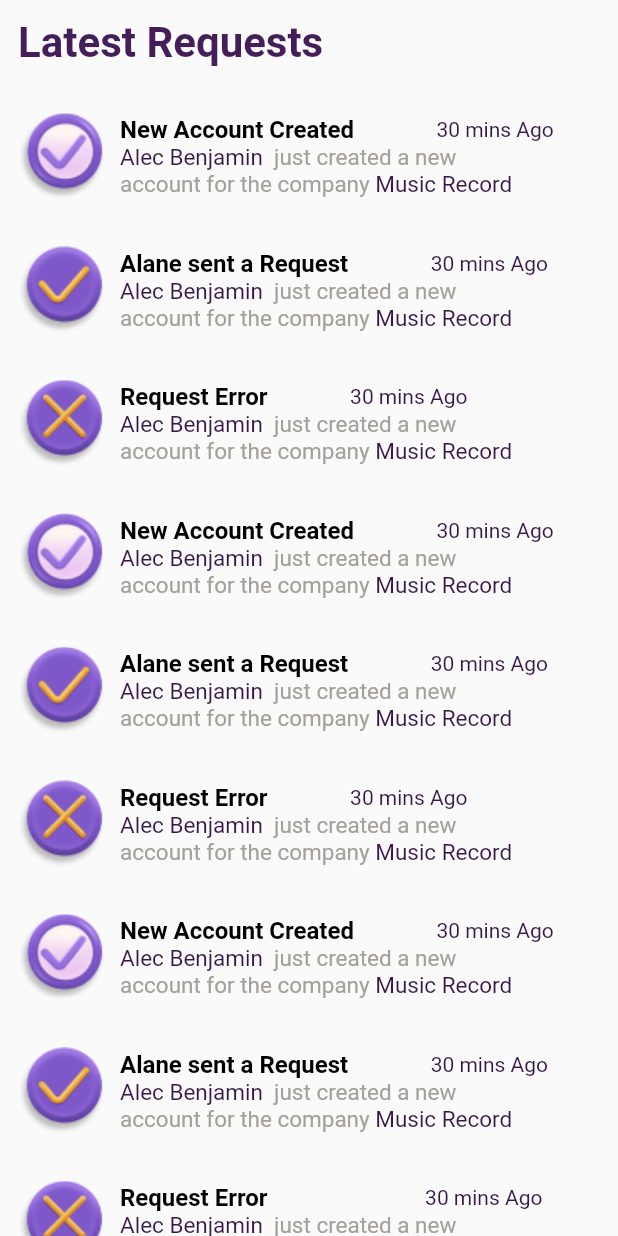
After one commit to Daniel-TheProgrammer/sikatronic_equipment, a Flutter app: the NotificationScreen screen opened directly, on a phone screen of 412 x 824 dp. The commit adds this screen. Run offline on Flutter 3.47's test engine with Material 2 defaults, Android fonts, the phone set to English and light mode, and no system bars; our stand-ins replace cloud_firestore, country_picker, firebase_auth, firebase_core, get, google_fonts; missing offline and left inert: flutter_email_sender; accounts and stored records are empty.

Commit message:
Heading to app completion🚀❤️

```diff
--- /dev/null
+++ b/lib/screens/Notification_screen/notification.dart
@@ -0,0 +1,465 @@
+import 'package:flutter/material.dart';
+
+class NotificationScreen extends StatelessWidget {
+  const NotificationScreen({Key? key}) : super(key: key);
+
+  @override
+  Widget build(BuildContext context) {
+    return Scaffold(
+      body: SingleChildScrollView(
+        child: SafeArea(
+          child: Padding(
+            padding: const EdgeInsets.all(12.0),
+            child: Column(
+              children: [
+                Row(
+                  children: [
+                    Text(
+                      'Latest Requests',
+                      style: TextStyle(
+                          color: Color(0xff441E59),
+                          fontSize: 28,
+                          fontWeight: FontWeight.bold),
+                    ),
+                  ],
+                ),
+                SizedBox(height: 30,),
+
+                Row(
+                  children: [
+Image.asset('assets/imgs/Ellipse 194.png'), SizedBox(width: 10,),
+                    Column(crossAxisAlignment: CrossAxisAlignment.start,
+                      children: [
+                        Row(
+                          children: [
+                            Text(
+                              'New Account Created',
+                              style: TextStyle(
+                                  color: Colors.black,
+                                  fontSize: 16,
+                                  fontWeight: FontWeight.bold),
+                            ),SizedBox(width: 55,),
+                            Text(
+                              '30 mins Ago',
+                              style: TextStyle(
+
+                                  fontSize: 14,
+                                  color: Color(0xff361847),
+                                  fontWeight: FontWeight.normal),
+                            ),
+                          ],
+                        ),
+                        Row(mainAxisAlignment: MainAxisAlignment.start,
+                          children: [
+                            RichText(
+                              text: TextSpan(
+
+                                children: <TextSpan>[
+                                  TextSpan(text: 'Alec Benjamin  ', style: TextStyle( color: Color(0xff361847),fontSize: 30),),
+                                  TextSpan(text: 'just created a new \naccount for the company ', style: TextStyle( fontSize: 30,   color: Color(0xffA3A199),),),
+                                  TextSpan(text: 'Music Record', style: TextStyle(  color: Color(0xff361847),fontSize: 30))
+                                ],
+                              ),
+                              textScaleFactor: 0.5,
+                            ),
+
+
+
+                          ],
+                        ),
+                      ],
+                    ),
+                  ],
+                ),
+                SizedBox(height: 30,),
+
+                Row(
+                  children: [
+                    Image.asset('assets/imgs/Ellipse 194 (1).png'), SizedBox(width: 10,),
+                    Column(crossAxisAlignment: CrossAxisAlignment.start,
+                      children: [
+                        Row(
+                          children: [
+                            Text(
+                              'Alane sent a Request',
+                              style: TextStyle(
+                                  color: Colors.black,
+                                  fontSize: 16,
+                                  fontWeight: FontWeight.bold),
+                            ),SizedBox(width: 55,),
+                            Text(
+                              '30 mins Ago',
+                              style: TextStyle(
+
+                                  fontSize: 14,
+                                  color: Color(0xff361847),
+                                  fontWeight: FontWeight.normal),
+                            ),
+                          ],
+                        ),
+                        Row(mainAxisAlignment: MainAxisAlignment.start,
+                          children: [
+                            RichText(
+                              text: TextSpan(
+
+                                children: <TextSpan>[
+                                  TextSpan(text: 'Alec Benjamin  ', style: TextStyle( color: Color(0xff361847),fontSize: 30),),
+                                  TextSpan(text: 'just created a new \naccount for the company ', style: TextStyle( fontSize: 30,   color: Color(0xffA3A199),),),
+                                  TextSpan(text: 'Music Record', style: TextStyle(  color: Color(0xff361847),fontSize: 30))
+                                ],
+                              ),
+                              textScaleFactor: 0.5,
+                            ),
+
+
+
+                          ],
+                        ),
+                      ],
+                    ),
+                  ],
+                ),
+                SizedBox(height: 30,),
+
+                Row(
+                  children: [
+                    Image.asset('assets/imgs/Ellipse 194 (2).png'), SizedBox(width: 10,),
+                    Column(crossAxisAlignment: CrossAxisAlignment.start,
+                      children: [
+                        Row(
+                          children: [
+                            Text(
+                              'Request Error',
+                              style: TextStyle(
+                                  color: Colors.black,
+                                  fontSize: 16,
+                                  fontWeight: FontWeight.bold),
+                            ),SizedBox(width: 55,),
+                            Text(
+                              '30 mins Ago',
+                              style: TextStyle(
+
+                                  fontSize: 14,
+                                  color: Color(0xff361847),
+                                  fontWeight: FontWeight.normal),
+                            ),
+                          ],
+                        ),
+                        Row(mainAxisAlignment: MainAxisAlignment.start,
+                          children: [
+                            RichText(
+                              text: TextSpan(
+
+                                children: <TextSpan>[
+                                  TextSpan(text: 'Alec Benjamin  ', style: TextStyle( color: Color(0xff361847),fontSize: 30),),
+                                  TextSpan(text: 'just created a new \naccount for the company ', style: TextStyle( fontSize: 30,   color: Color(0xffA3A199),),),
+                                  TextSpan(text: 'Music Record', style: TextStyle(  color: Color(0xff361847),fontSize: 30))
+                                ],
+                              ),
+                              textScaleFactor: 0.5,
+                            ),
+
+
+
+                          ],
+                        ),
+                      ],
+                    ),
+                  ],
+                ),
+                SizedBox(height: 30,),
+
+                Row(
+                  children: [
+                    Image.asset('assets/imgs/Ellipse 194.png'), SizedBox(width: 10,),
+                    Column(crossAxisAlignment: CrossAxisAlignment.start,
+                      children: [
+                        Row(
+                          children: [
+                            Text(
+                              'New Account Created',
+                              style: TextStyle(
+                                  color: Colors.black,
+                                  fontSize: 16,
+                                  fontWeight: FontWeight.bold),
+                            ),SizedBox(width: 55,),
+                            Text(
+                              '30 mins Ago',
+                              style: TextStyle(
+
+                                  fontSize: 14,
+                                  color: Color(0xff361847),
+                                  fontWeight: FontWeight.normal),
+                            ),
+                          ],
+                        ),
+                        Row(mainAxisAlignment: MainAxisAlignment.start,
+                          children: [
+                            RichText(
+                              text: TextSpan(
+
+                                children: <TextSpan>[
+                                  TextSpan(text: 'Alec Benjamin  ', style: TextStyle( color: Color(0xff361847),fontSize: 30),),
+                                  TextSpan(text: 'just created a new \naccount for the company ', style: TextStyle( fontSize: 30,   color: Color(0xffA3A199),),),
+                                  TextSpan(text: 'Music Record', style: TextStyle(  color: Color(0xff361847),fontSize: 30))
+                                ],
+                              ),
+                              textScaleFactor: 0.5,
+                            ),
+
+
+
+                          ],
+                        ),
+                      ],
+                    ),
+                  ],
+                ),
+                SizedBox(height: 30,),
+
+                Row(
+                  children: [
+                    Image.asset('assets/imgs/Ellipse 194 (1).png'), SizedBox(width: 10,),
+                    Column(crossAxisAlignment: CrossAxisAlignment.start,
+                      children: [
+                        Row(
+                          children: [
+                            Text(
+                              'Alane sent a Request',
+                              style: TextStyle(
+                                  color: Colors.black,
+                                  fontSize: 16,
+                                  fontWeight: FontWeight.bold),
+                            ),SizedBox(width: 55,),
+                            Text(
+                              '30 mins Ago',
+                              style: TextStyle(
+
+                                  fontSize: 14,
+                                  color: Color(0xff361847),
+                                  fontWeight: FontWeight.normal),
+                            ),
+                          ],
+                        ),
+                        Row(mainAxisAlignment: MainAxisAlignment.start,
+                          children: [
+                            RichText(
+                              text: TextSpan(
+
+                                children: <TextSpan>[
+                                  TextSpan(text: 'Alec Benjamin  ', style: TextStyle( color: Color(0xff361847),fontSize: 30),),
+                                  TextSpan(text: 'just created a new \naccount for the company ', style: TextStyle( fontSize: 30,   color: Color(0xffA3A199),),),
+                                  TextSpan(text: 'Music Record', style: TextStyle(  color: Color(0xff361847),fontSize: 30))
+                                ],
+                              ),
+                              textScaleFactor: 0.5,
+                            ),
+
+
+
+                          ],
+                        ),
+                      ],
+                    ),
+                  ],
+                ),
+                SizedBox(height: 30,),
+
+                Row(
+                  children: [
+                    Image.asset('assets/imgs/Ellipse 194 (2).png'), SizedBox(width: 10,),
+                    Column(crossAxisAlignment: CrossAxisAlignment.start,
+                      children: [
+                        Row(
+                          children: [
+                            Text(
+                              'Request Error',
+                              style: TextStyle(
+                                  color: Colors.black,
+                                  fontSize: 16,
+                                  fontWeight: FontWeight.bold),
+                            ),SizedBox(width: 55,),
+                            Text(
+                              '30 mins Ago',
+                              style: TextStyle(
+
+                                  fontSize: 14,
+                                  color: Color(0xff361847),
+                                  fontWeight: FontWeight.normal),
+                            ),
+                          ],
+                        ),
+                        Row(mainAxisAlignment: MainAxisAlignment.start,
+                          children: [
+                            RichText(
+                              text: TextSpan(
+
+                                children: <TextSpan>[
+                                  TextSpan(text: 'Alec Benjamin  ', style: TextStyle( color: Color(0xff361847),fontSize: 30),),
+                                  TextSpan(text: 'just created a new \naccount for the company ', style: TextStyle( fontSize: 30,   color: Color(0xffA3A199),),),
+                                  TextSpan(text: 'Music Record', style: TextStyle(  color: Color(0xff361847),fontSize: 30))
+                                ],
+                              ),
+                              textScaleFactor: 0.5,
+                            ),
+
+
+
+                          ],
+                        ),
+                      ],
+                    ),
+                  ],
+                ),
+                SizedBox(height: 30,),
+
+                Row(
+                  children: [
+                    Image.asset('assets/imgs/Ellipse 194.png'), SizedBox(width: 10,),
+                    Column(crossAxisAlignment: CrossAxisAlignment.start,
+                      children: [
+                        Row(
+                          children: [
+                            Text(
+                              'New Account Created',
+                              style: TextStyle(
+                                  color: Colors.black,
+                                  fontSize: 16,
+                                  fontWeight: FontWeight.bold),
+                            ),SizedBox(width: 55,),
+                            Text(
+                              '30 mins Ago',
+                              style: TextStyle(
+
+                                  fontSize: 14,
+                                  color: Color(0xff361847),
+                                  fontWeight: FontWeight.normal),
+                            ),
+                          ],
+                        ),
+                        Row(mainAxisAlignment: MainAxisAlignment.start,
+                          children: [
+                            RichText(
+                              text: TextSpan(
+
+                                children: <TextSpan>[
+                                  TextSpan(text: 'Alec Benjamin  ', style: TextStyle( color: Color(0xff361847),fontSize: 30),),
+                                  TextSpan(text: 'just created a new \naccount for the company ', style: TextStyle( fontSize: 30,   color: Color(0xffA3A199),),),
+                                  TextSpan(text: 'Music Record', style: TextStyle(  color: Color(0xff361847),fontSize: 30))
+                                ],
+                              ),
+                              textScaleFactor: 0.5,
+                            ),
+
+
+
+                          ],
+                        ),
+                      ],
+                    ),
+                  ],
+                ),
+                SizedBox(height: 30,),
+
+                Row(
+                  children: [
+                    Image.asset('assets/imgs/Ellipse 194 (1).png'), SizedBox(width: 10,),
+                    Column(crossAxisAlignment: CrossAxisAlignment.start,
+                      children: [
+                        Row(
+                          children: [
+                            Text(
+                              'Alane sent a Request',
+                              style: TextStyle(
+                                  color: Colors.black,
+                                  fontSize: 16,
+                                  fontWeight: FontWeight.bold),
+                            ),SizedBox(width: 55,),
+                            Text(
+                              '30 mins Ago',
+                              style: TextStyle(
+
+                                  fontSize: 14,
+                                  color: Color(0xff361847),
+                                  fontWeight: FontWeight.normal),
+                            ),
+                          ],
+                        ),
+                        Row(mainAxisAlignment: MainAxisAlignment.start,
+                          children: [
+                            RichText(
+                              text: TextSpan(
+
+                                children: <TextSpan>[
+                                  TextSpan(text: 'Alec Benjamin  ', style: TextStyle( color: Color(0xff361847),fontSize: 30),),
+                                  TextSpan(text: 'just created a new \naccount for the company ', style: TextStyle( fontSize: 30,   color: Color(0xffA3A199),),),
+                                  TextSpan(text: 'Music Record', style: TextStyle(  color: Color(0xff361847),fontSize: 30))
+                                ],
+                              ),
+                              textScaleFactor: 0.5,
+                            ),
+
+
+
+                          ],
+                        ),
+                      ],
+                    ),
+                  ],
+                ),
+                SizedBox(height: 30,),
+
+                Row(
+                  children: [
+                    Image.asset('assets/imgs/Ellipse 194 (2).png'), SizedBox(width: 10,),
+                    Column(crossAxisAlignment: CrossAxisAlignment.start,
+                      children: [
+                        Row(
+                          children: [
+                            Text(
+                              'Request Error',
+                              style: TextStyle(
+                                  color: Colors.black,
+                                  fontSize: 16,
+                                  fontWeight: FontWeight.bold),
+                            ),SizedBox(width: 105,),
+                            Text(
+                              '30 mins Ago',
+                              style: TextStyle(
+
+                                  fontSize: 14,
+                                  color: Color(0xff361847),
+                                  fontWeight: FontWeight.normal),
+                            ),
+                          ],
+                        ),
+                        Row(mainAxisAlignment: MainAxisAlignment.start,
+                          children: [
+                            RichText(
+                              text: TextSpan(
+
+                                children: <TextSpan>[
+                                  TextSpan(text: 'Alec Benjamin  ', style: TextStyle( color: Color(0xff361847),fontSize: 30),),
+                                  TextSpan(text: 'just created a new \naccount for the company ', style: TextStyle( fontSize: 30,   color: Color(0xffA3A199),),),
+                                  TextSpan(text: 'Music Record', style: TextStyle(  color: Color(0xff361847),fontSize: 30))
+                                ],
+                              ),
+                              textScaleFactor: 0.5,
+                            ),
+
+
+
+                          ],
+                        ),
+                      ],
+                    ),
+                  ],
+                ),
+              ],
+            ),
+          ),
+        ),
+      ),
+    );
+  }
+}
--- /dev/null
+++ b/lib/screens/Notification_screen/notification_binding_screen.dart
@@ -0,0 +1,8 @@
+import 'package:get/get.dart';
+import 'package:sikatronics_equipment/screens/Notification_screen/notification_controller_screen.dart';
+class NotificationScreenBinding implements Bindings {
+  @override
+  void dependencies() {
+    Get.lazyPut<NotificationScreenController>(() => NotificationScreenController());
+  }
+}
--- /dev/null
+++ b/lib/screens/Notification_screen/notification_controller_screen.dart
@@ -0,0 +1,4 @@
+import 'package:get/get.dart';
+class NotificationScreenController extends GetxController {
+
+}
--- a/lib/screens/SendRequest/send_request_binding.dart
+++ b/lib/screens/SendRequest/send_request_binding.dart
@@ -1,5 +1,5 @@
 import 'package:get/get.dart';
-import 'package:flutter/material.dart';
+
 import 'package:sikatronics_equipment/screens/SendRequest/send_request_controller.dart';
 
 class SendRequestBinding implements Bindings {
--- a/lib/screens/SendRequest/send_request_controller.dart
+++ b/lib/screens/SendRequest/send_request_controller.dart
@@ -49,16 +49,20 @@ class SendRequestController extends GetxController {
       'description': description,
     }).catchError((e) {
       errorToDb.value = true;
-    }).then((value) async {
+    })
+        .then((value) async {
       String body =
           '$description  \n \n from $email \n  available to call on $availableToCallDate ,$availableToCallTime \n phone number : $phone  ';
-      Email _email = Email(
+      Email email1 = Email(
         subject: name!,
-        recipients: ['sikatronicsequipments@gmail.com'],
+        // sikatronics@gmail.com
+      // sikatronicsequipments@gmail.com
+        recipients: ['sikatronics@gmail.com'],
         body: body,
          isHTML : false,
       );
-      await FlutterEmailSender.send(_email).catchError((e) {
+      await FlutterEmailSender.send(email1).
+      catchError((e) {
         print('error of email sending is $e');
         errorToDb.value = true;
       });
--- a/lib/screens/SendRequest/send_request_page.dart
+++ b/lib/screens/SendRequest/send_request_page.dart
@@ -1,7 +1,9 @@
 import 'package:flutter/material.dart';
+import 'package:flutter_email_sender/flutter_email_sender.dart';
 import 'package:get/get.dart';
 import 'package:google_fonts/google_fonts.dart';
 import 'package:intl/intl.dart';
+import 'package:sikatronics_equipment/screens/Notification_screen/notification.dart';
 import 'package:sikatronics_equipment/screens/SendRequest/send_request_controller.dart';
 import 'package:sikatronics_equipment/successfull_screen/successfull_screen.dart';
 import 'package:sikatronics_equipment/widget/translate_text.dart';
@@ -18,6 +20,15 @@ class SendRequestPage extends StatelessWidget {
   SendRequestController controller = Get.put(SendRequestController());
   String pickedDate = DateFormat().add_yMd().format(DateTime.now());
   String timePicked = "";
+  // sendEmail(String subject,String body, ) async{
+  //   final Email email = Email(
+  //     body:body ,
+  //     subject: subject,
+  //     recipients: ['imalikhan662@gmail.com'],
+  //     isHTML: false,
+  //   );
+  //   await FlutterEmailSender.send(email);
+  // }
 
   @override
   Widget build(BuildContext context) {
@@ -234,6 +245,7 @@ class SendRequestPage extends StatelessWidget {
                       shape: RoundedRectangleBorder(
                           borderRadius: BorderRadius.circular(14)),
                       onPressed: () {
+                        // sendEmail(_nameEditingController.text, _productDetailsEditingController.text);
                         Validation(context);
                       },
                       // child: const Text(
@@ -329,8 +341,13 @@ class SendRequestPage extends StatelessWidget {
               description: _productDetailsEditingController.text)
           .then((_) {
         print(controller.errorToDb.toString());
-        Get.to(() => SuccessFullScreen(valid: controller.errorToDb.isFalse));
+        Get.to(() =>
+            // SuccessFullScreen(valid: controller.errorToDb.isFalse)
+                NotificationScreen()
+            );
       });
+
+
     }
   }
 
--- a/pubspec.yaml
+++ b/pubspec.yaml
@@ -56,7 +56,7 @@ dev_dependencies:
 flutter_icons:
   android: true
   ios: true
-  image_path: "assets/imgs/logo_yellow.png"
+  image_path: "assets/logo/app logo.png"
 
 # For information on the generic Dart part of this file, see the
 # following page: https://dart.dev/tools/pub/pubspec
@@ -68,6 +68,7 @@ flutter:
   # To add assets to your application, add an assets section, like this:
   assets:
     - assets/imgs/
+    - assets/logo/
     - assets/prodList/
   #   - images/a_dot_ham.jpeg
   # An image asset can refer to one or more resolution-specific "variants", see
```
Also changed, not shown: assets/imgs/Ellipse 194 (1).png (added), assets/imgs/Ellipse 194 (2).png (added), assets/imgs/Ellipse 194.png (added), assets/logo/app logo.png (added), 20 other files.
